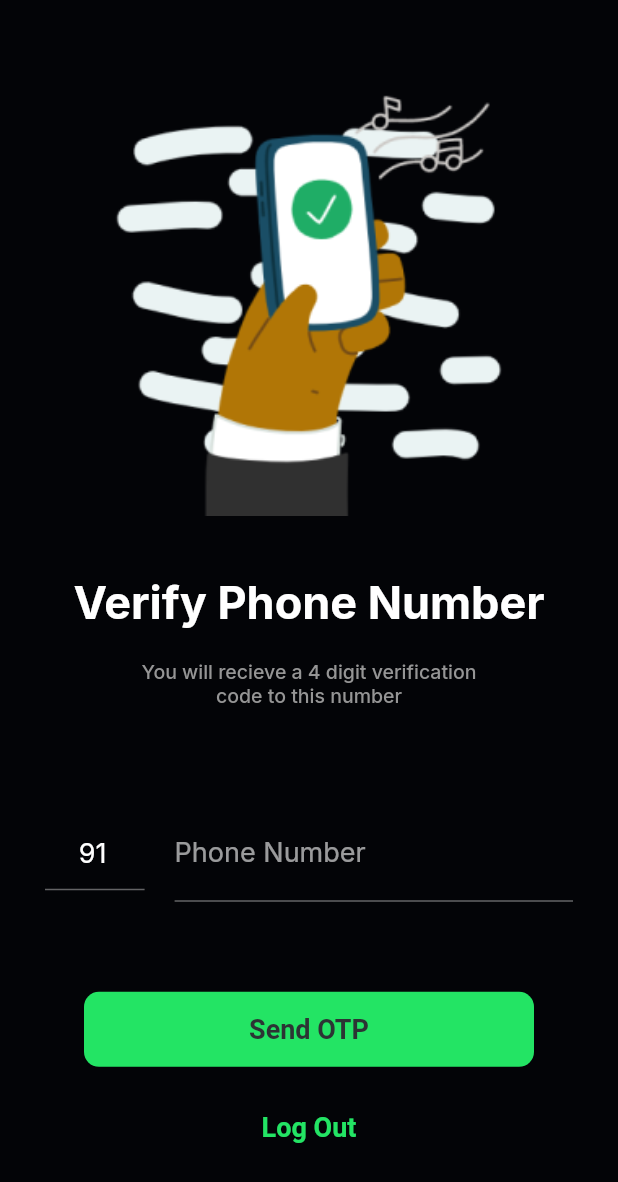
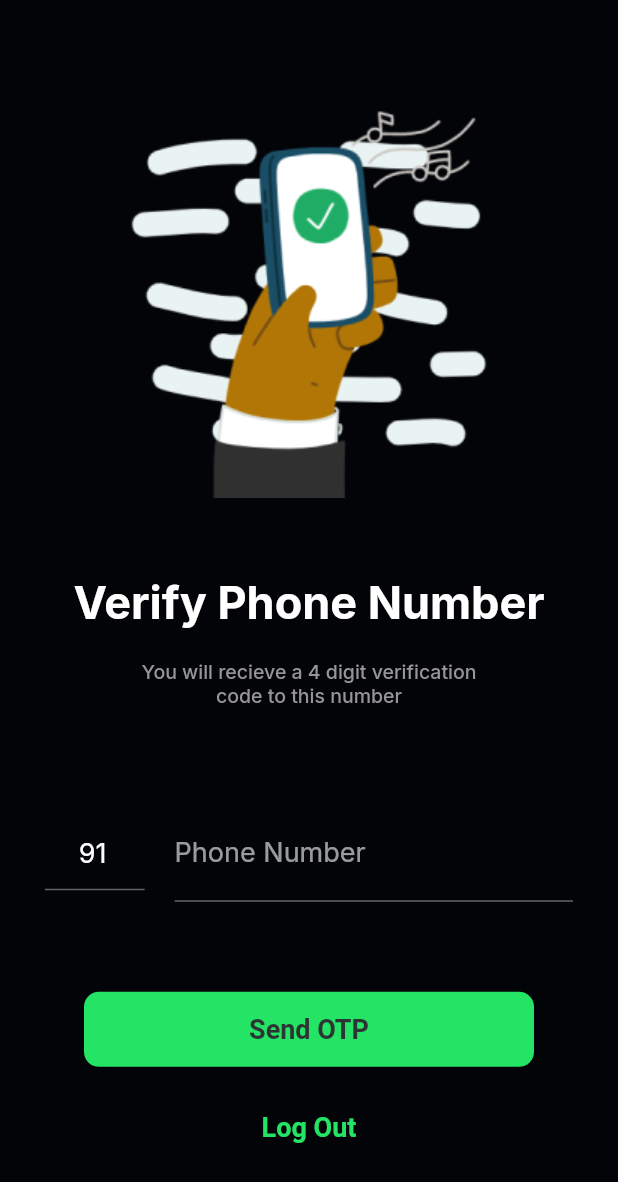
Before and after one commit to delta/dalal-street-client, a Flutter app: the EnterPhonePage screen opened by its route, on a phone screen of 412 x 824 dp. Shown: the top 1182 px of the screen. Run offline on Flutter 3.47's test engine with Material 2 defaults, Android fonts, the phone set to English and light mode, and no system bars; drawn by our look-alikes of reactive_forms; our stand-ins replace bloc, charts_flutter, equatable, fixnum, flutter_bloc, flutter_spinbox and 11 more; missing offline and left inert: clipboard, dart:html, dart:js, grpc, interactive_chart, path_to_regexp and 1 more; statements that could not run were skipped.

Commit message:
[Fix] phone verify pages

```diff
--- a/lib/pages/auth/verify_phone/enter_otp_page.dart
+++ b/lib/pages/auth/verify_phone/enter_otp_page.dart
@@ -140,7 +140,11 @@ class _EnterOtpPageState extends State<EnterOtpPage> {
   }
 
   void _onVerifyOTPClick(String phone) {
-    // TODO: form validation
+    // TODO: improve validation later
+    if (_otp.length < 4) {
+      showSnackBar(context, 'Invalid Otp', type: SnackBarType.error);
+      return;
+    }
     context.read<EnterOtpCubit>().verifyOTP(int.parse(_otp), phone);
   }
 
--- a/lib/pages/auth/verify_phone/enter_phone_page.dart
+++ b/lib/pages/auth/verify_phone/enter_phone_page.dart
@@ -1,7 +1,9 @@
 import 'package:dalal_street_client/blocs/auth/verify_phone/enter_phone/enter_phone_cubit.dart';
+import 'package:dalal_street_client/components/loading.dart';
 import 'package:dalal_street_client/constants/app_info.dart';
 import 'package:dalal_street_client/navigation/nav_utils.dart';
 import 'package:dalal_street_client/models/snackbar/snackbar_type.dart';
+import 'package:dalal_street_client/utils/form_validation.dart';
 import 'package:dalal_street_client/utils/snackbar.dart';
 import 'package:flutter/material.dart';
 import 'package:flutter_bloc/flutter_bloc.dart';
@@ -47,7 +49,7 @@ class EnterPhonePage extends StatelessWidget {
                 if (state is EnterPhoneInitial) {
                   return buildContent(context);
                 } else {
-                  return const CircularProgressIndicator();
+                  return const DalalLoadingBar();
                 }
               },
             ),
@@ -72,7 +74,6 @@ class EnterPhonePage extends StatelessWidget {
             width: double.infinity,
             child: Image.asset(
               'assets/images/OTP.png',
-              fit: BoxFit.fill,
             ),
           ),
           const SizedBox(height: 40),
@@ -103,6 +104,8 @@ class EnterPhonePage extends StatelessWidget {
                       formControlName: 'code',
                       keyboardType: TextInputType.number,
                       textAlign: TextAlign.center,
+                      validationMessages: (control) =>
+                          {ValidationMessage.required: 'Invalid code'},
                     ),
                   ),
                   const SizedBox(width: 20),
@@ -113,6 +116,7 @@ class EnterPhonePage extends StatelessWidget {
                       decoration:
                           const InputDecoration(labelText: 'Phone Number'),
                       keyboardType: TextInputType.phone,
+                      validationMessages: (control) => phoneNumberValidation(),
                     ),
                   ),
                 ],
--- a/lib/pages/landing_page.dart
+++ b/lib/pages/landing_page.dart
@@ -1,3 +1,4 @@
+import 'package:dalal_street_client/components/fill_max_height_scroll_view.dart';
 import 'package:dalal_street_client/constants/app_info.dart';
 import 'package:dalal_street_client/constants/urls.dart';
 import 'package:dalal_street_client/theme/buttons.dart';
@@ -13,7 +14,8 @@ class LandingPage extends StatelessWidget {
   @override
   Widget build(context) => Scaffold(
         bottomNavigationBar: buildFooter(context),
-        body: SafeArea(
+        body: FillMaxHeightScrollView(
+          builder: (context) => SafeArea(
             child: SizedBox(
               width: double.infinity,
               child: Padding(
@@ -65,6 +67,7 @@ class LandingPage extends StatelessWidget {
               ),
             ),
           ),
+        ),
       );
 
   Widget buildFooter(BuildContext context) => Padding(
```
Also changed, not shown: lib/utils/form_validation.dart (+8 -0 lines). Lines whose indentation alone changed are shown as unchanged.
